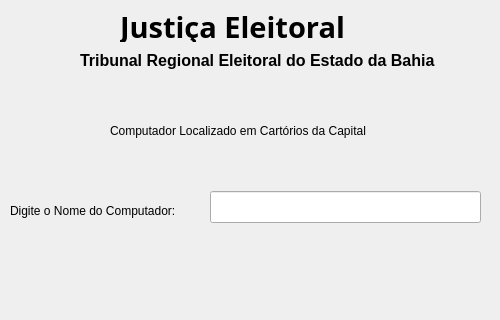
The window that FAKEJEC/zecapital.ui (kassi0/PROGRAMACAO) describes before a commit, drawn with Qt 5; both pictures show x 0 to 500 and y 99 to 419 of the 500 by 600 pixel window.
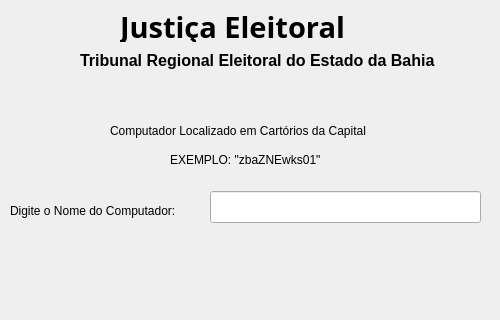
The same window after the commit. Icons and pictures are not drawn.

```diff
--- a/FAKEJEC/zecapital.ui
+++ b/FAKEJEC/zecapital.ui
@@ -140,6 +140,19 @@
      </rect>
     </property>
    </widget>
+   <widget class="QLabel" name="label_5">
+    <property name="geometry">
+     <rect>
+      <x>170</x>
+      <y>250</y>
+      <width>161</width>
+      <height>18</height>
+     </rect>
+    </property>
+    <property name="text">
+     <string>EXEMPLO: &quot;zbaZNEwks01&quot;</string>
+    </property>
+   </widget>
   </widget>
   <widget class="QStatusBar" name="statusbar"/>
  </widget>
```
